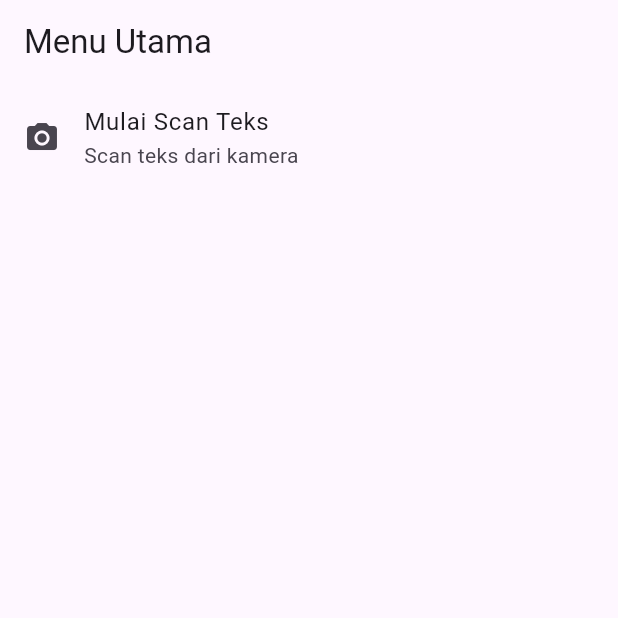
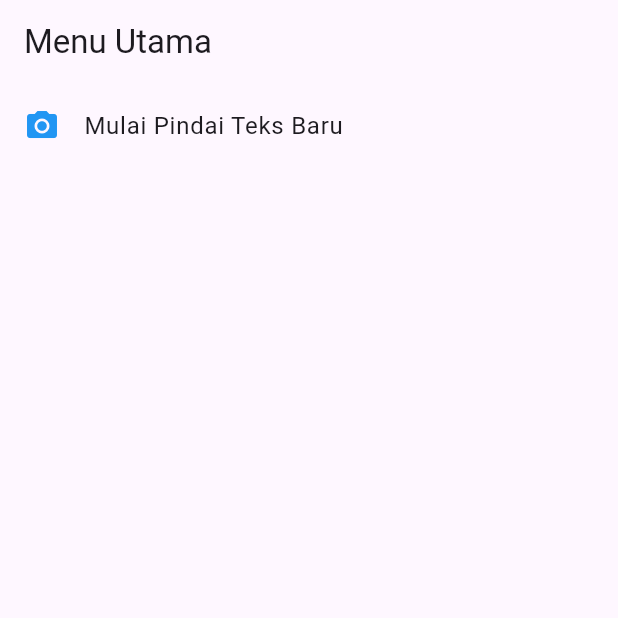
Before and after one commit to jadennatha/ocr_sederhana, a Flutter app: the screen it shows after launch, on a phone screen of 412 x 824 dp, the top half of it. Run offline on Flutter 3.47's test engine with Material 3 defaults, Android fonts, the phone set to English and light mode, and no system bars; our stand-ins replace camera, flutter_tts; missing offline and left inert: google_mlkit_text_recognition.

```diff
--- a/lib/screens/home_screen.dart
+++ b/lib/screens/home_screen.dart
@@ -11,9 +11,8 @@ class HomeScreen extends StatelessWidget {
       body: ListView(
         children: [
           ListTile(
-            leading: const Icon(Icons.camera_alt),
-            title: const Text('Mulai Scan Teks'),
-            subtitle: const Text('Scan teks dari kamera'),
+            leading: Icon(Icons.camera_alt, color: Colors.blue),
+            title: Text('Mulai Pindai Teks Baru'),
             onTap: () {
               Navigator.push(
                 context,
--- a/lib/screens/scan_screen.dart
+++ b/lib/screens/scan_screen.dart
@@ -125,7 +125,6 @@ class _ScanScreenState extends State<ScanScreen> {
               onPressed: _takePicture,
               icon: const Icon(Icons.camera),
               label: const Text('Ambil Foto & Scan'),
-
             ),
           ),
         ],
```
Also changed, not shown: pubspec.lock, 3 other files.
